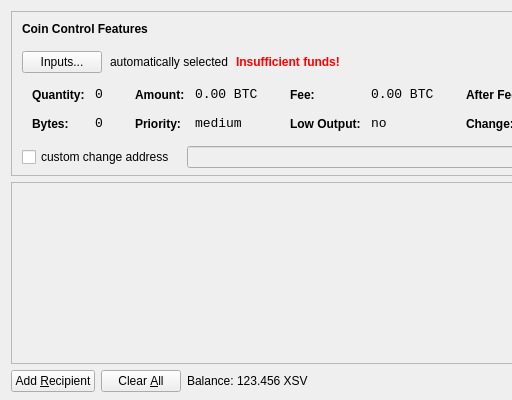
Above: src/qt/forms/sendcoinsdialog.ui from UmbrellaHoldings/ULTC before the change; both pictures show x 0 to 512 and y 0 to 400 of the 850 by 400 pixel window. Below: the same form after it.
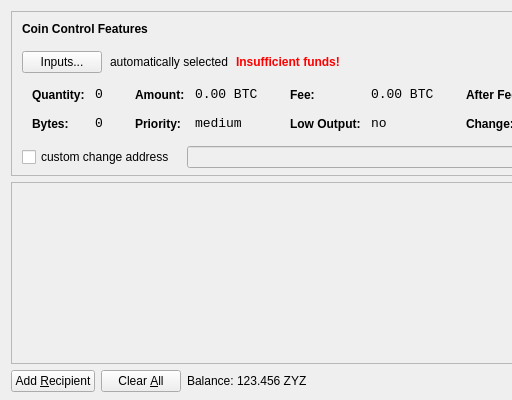
That is the form after the change. Icons and pictures are not drawn.

Patch:
```diff
--- a/src/qt/forms/sendcoinsdialog.ui
+++ b/src/qt/forms/sendcoinsdialog.ui
@@ -720,7 +720,7 @@
           <cursorShape>IBeamCursor</cursorShape>
          </property>
          <property name="text">
-          <string>123.456 XSV</string>
+          <string>123.456 ZYZ</string>
          </property>
          <property name="textInteractionFlags">
           <set>Qt::LinksAccessibleByMouse|Qt::TextSelectableByKeyboard|Qt::TextSelectableByMouse</set>
```
